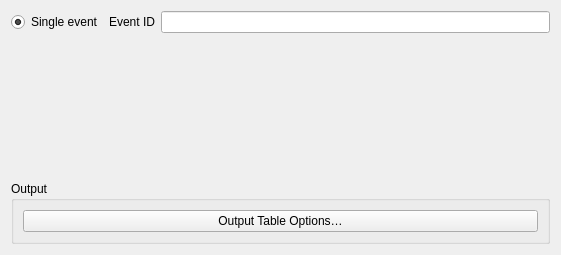
Before: the Qt Designer form qquake/ui/filter_by_id_widget_base.ui in INGV/qquake, drawn with Qt 5.
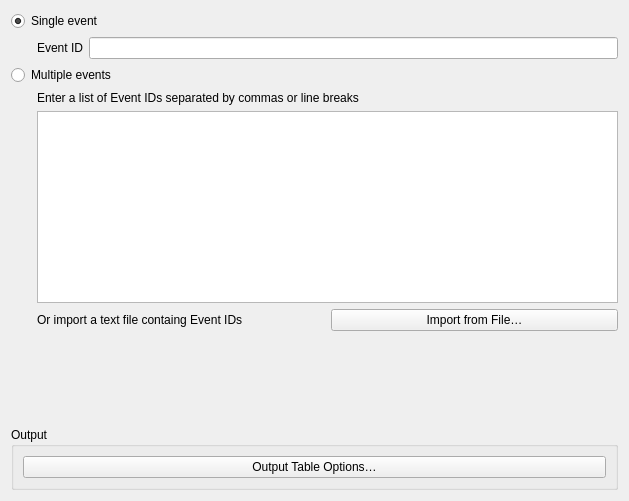
After: the same form once the commit is applied.

Commit message:
Allow fetching multiple events by ID
In this case we have to fire off multiple requests, one request per event ID

```diff
--- a/qquake/ui/filter_by_id_widget_base.ui
+++ b/qquake/ui/filter_by_id_widget_base.ui
@@ -6,22 +6,15 @@
    <rect>
     <x>0</x>
     <y>0</y>
-    <width>561</width>
-    <height>255</height>
+    <width>629</width>
+    <height>501</height>
    </rect>
   </property>
   <property name="windowTitle">
    <string>Form</string>
   </property>
   <layout class="QGridLayout" name="gridLayout">
-   <item row="0" column="1">
-    <widget class="QLabel" name="label_event_id">
-     <property name="text">
-      <string>Event ID</string>
-     </property>
-    </widget>
-   </item>
-   <item row="2" column="0" colspan="3">
+   <item row="6" column="0" colspan="3">
     <widget class="QGroupBox" name="groupBox_4">
      <property name="title">
       <string>Output</string>
@@ -37,7 +30,27 @@
      </layout>
     </widget>
    </item>
-   <item row="0" column="0">
+   <item row="5" column="0">
+    <spacer name="verticalSpacer">
+     <property name="orientation">
+      <enum>Qt::Vertical</enum>
+     </property>
+     <property name="sizeHint" stdset="0">
+      <size>
+       <width>20</width>
+       <height>40</height>
+      </size>
+     </property>
+    </spacer>
+   </item>
+   <item row="1" column="1">
+    <widget class="QLabel" name="label_event_id">
+     <property name="text">
+      <string>Event ID</string>
+     </property>
+    </widget>
+   </item>
+   <item row="0" column="0" colspan="3">
     <widget class="QRadioButton" name="radio_single_event">
      <property name="text">
       <string>Single event</string>
@@ -47,22 +60,93 @@
      </property>
     </widget>
    </item>
-   <item row="0" column="2">
-    <widget class="QLineEdit" name="edit_event_id"/>
-   </item>
    <item row="1" column="0">
-    <spacer name="verticalSpacer">
+    <spacer name="horizontalSpacer_2">
      <property name="orientation">
-      <enum>Qt::Vertical</enum>
+      <enum>Qt::Horizontal</enum>
      </property>
+     <property name="sizeType">
+      <enum>QSizePolicy::Fixed</enum>
+     </property>
      <property name="sizeHint" stdset="0">
       <size>
        <width>20</width>
-       <height>40</height>
+       <height>20</height>
       </size>
      </property>
     </spacer>
    </item>
+   <item row="3" column="1" colspan="2">
+    <widget class="QWidget" name="multi_event_widget" native="true">
+     <layout class="QGridLayout" name="gridLayout_3">
+      <property name="leftMargin">
+       <number>0</number>
+      </property>
+      <property name="topMargin">
+       <number>0</number>
+      </property>
+      <property name="rightMargin">
+       <number>0</number>
+      </property>
+      <property name="bottomMargin">
+       <number>0</number>
+      </property>
+      <item row="2" column="0">
+       <widget class="QLabel" name="label_2">
+        <property name="text">
+         <string>Or import a text file containg Event IDs</string>
+        </property>
+       </widget>
+      </item>
+      <item row="2" column="1">
+       <widget class="QPushButton" name="pushButton">
+        <property name="text">
+         <string>Import from File…</string>
+        </property>
+       </widget>
+      </item>
+      <item row="1" column="0" colspan="2">
+       <widget class="QPlainTextEdit" name="event_ids_edit"/>
+      </item>
+      <item row="0" column="0" colspan="2">
+       <widget class="QLabel" name="label">
+        <property name="text">
+         <string>Enter a list of Event IDs separated by commas or line breaks</string>
+        </property>
+       </widget>
+      </item>
+     </layout>
+    </widget>
+   </item>
+   <item row="3" column="0">
+    <spacer name="horizontalSpacer">
+     <property name="orientation">
+      <enum>Qt::Horizontal</enum>
+     </property>
+     <property name="sizeType">
+      <enum>QSizePolicy::Fixed</enum>
+     </property>
+     <property name="sizeHint" stdset="0">
+      <size>
+       <width>20</width>
+       <height>20</height>
+      </size>
+     </property>
+    </spacer>
+   </item>
+   <item row="2" column="0" colspan="3">
+    <widget class="QRadioButton" name="radio_multiple_events">
+     <property name="text">
+      <string>Multiple events</string>
+     </property>
+     <property name="checked">
+      <bool>false</bool>
+     </property>
+    </widget>
+   </item>
+   <item row="1" column="2">
+    <widget class="QLineEdit" name="edit_event_id"/>
+   </item>
   </layout>
  </widget>
  <resources/>
```
The commit also changes 4 other files.
